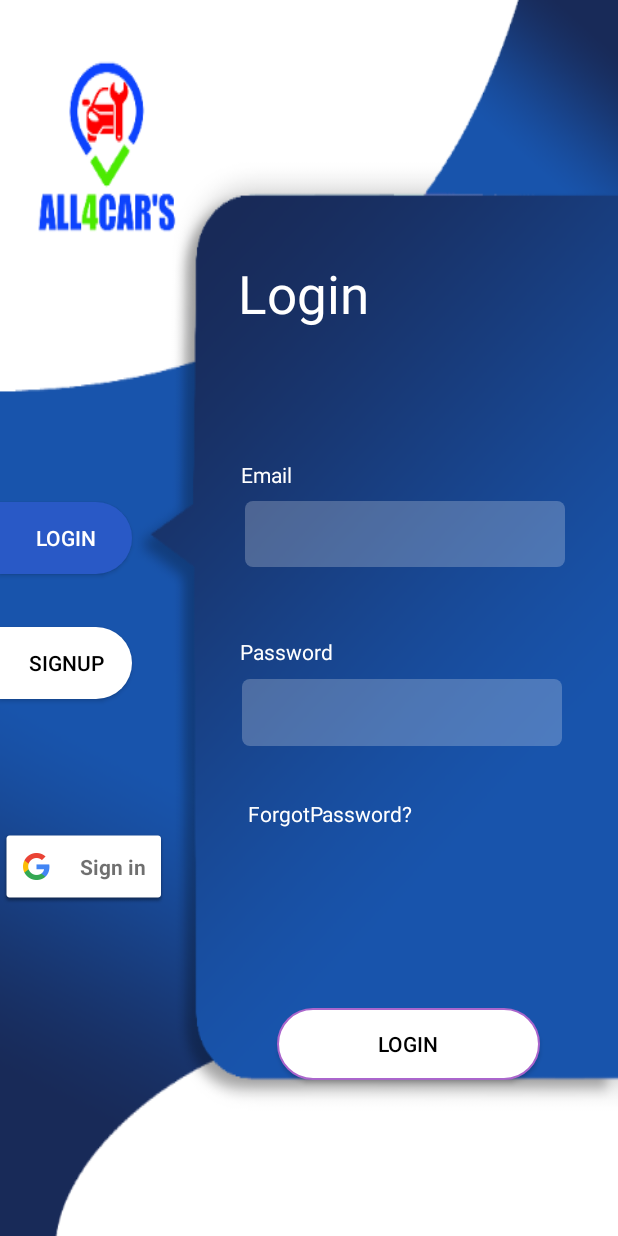
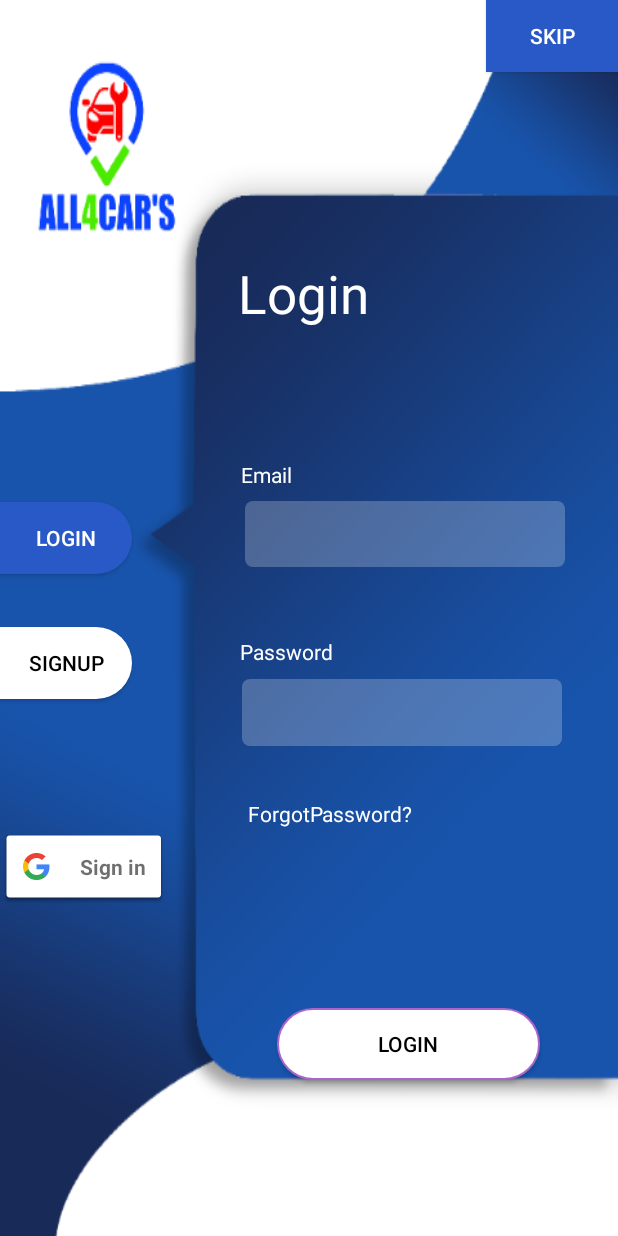
Before and after one commit to Aashir-Technolligence/All4Cars, an Android app: the screen it shows after launch (LoginSignupActivity), on a phone screen of 412 x 824 dp. Run offline under Robolectric (Android 15) with nearby library versions, the light colour scheme and no system bars; our stand-ins replace Firebase (no records; nobody signed in at launch, a user with empty details on screens opened directly).

Commit message:
Completed SignupAs Google and uptodate

```diff
--- a/app/src/main/AndroidManifest.xml
+++ b/app/src/main/AndroidManifest.xml
@@ -12,9 +12,9 @@
 
     <application
         android:allowBackup="true"
-        android:icon="@mipmap/ic_launcher"
+        android:icon="@drawable/cars"
         android:label="@string/app_name"
-        android:roundIcon="@mipmap/ic_launcher_round"
+        android:roundIcon="@drawable/cars"
         android:supportsRtl="true"
         android:theme="@style/AppTheme">
         <activity android:name=".ViewServices">
--- a/app/src/main/java/com/example/all4cars/LoginSignupActivity.java
+++ b/app/src/main/java/com/example/all4cars/LoginSignupActivity.java
@@ -50,7 +50,7 @@ import java.util.HashMap;
 
 public class LoginSignupActivity extends AppCompatActivity  {
     private static final int RC_SIGN_IN = 100;
-    private Button btnLogin,btnLogin2,btnSignup;
+    private Button btnLogin,btnLogin2,btnSignup,btnSkip;
     ImageView btnFacebook,btnGoole,btnTwitter;
     EditText emailValidate,password;
     TextView mRecoverPasswordtv;
@@ -81,6 +81,7 @@ GoogleSignInClient mGoogleSignInClient;
         btnLogin=(Button)findViewById(R.id.btnLogin);
         btnLogin2=(Button)findViewById(R.id.button3);
         btnSignup=(Button)findViewById(R.id.btnSignup);
+        btnSkip = (Button)findViewById(R.id.btnSkip);
 //        btnFacebook = (ImageView) findViewById(R.id.imageView);
         mGoogleloginbtn=findViewById(R.id.googleloginbtn);
       //  btnGoole = (ImageView) findViewById(R.id.imageView2);
@@ -98,6 +99,19 @@ GoogleSignInClient mGoogleSignInClient;
                 showRecoverPasswordDialog();
             }
         });
+
+
+        btnSkip.setOnClickListener( new View.OnClickListener() {
+            @Override
+            public void onClick(View v) {
+                Intent intent = new Intent(LoginSignupActivity.this,MainActivity.class);
+                intent.putExtra( "ServiceId","Skip" );
+                startActivity(intent);
+
+
+            }
+        } );
+
 
 //        mAuth = FirebaseAuth.getInstance(  );
 //        GoogleSignInOptions googleSignInOptions = new GoogleSignInOptions
@@ -251,8 +265,9 @@ GoogleSignInClient mGoogleSignInClient;
                                 hashMap.put("Email",email);
                                 hashMap.put("Id",uid);
                                 hashMap.put("Category",selection);
-                                hashMap.put("pic","");
-                                hashMap.put("Name","");
+                                hashMap.put("pic","\n" +
+                                        "https://firebasestorage.googleapis.com/v0/b/all4cars-2d23a.appspot.com/o/images%2F-LwmgwIpNqQq8NiaObWH?alt=media&token=80062648-a4e4-47fa-90bf-c3d7592a9aaf");
+                                hashMap.put("Name","Car4All");
 
                                 //firebase data instance
                                 FirebaseDatabase database=FirebaseDatabase.getInstance();
--- a/app/src/main/java/com/example/all4cars/MainActivity.java
+++ b/app/src/main/java/com/example/all4cars/MainActivity.java
@@ -131,11 +131,6 @@ public class MainActivity extends AppCompatActivity implements OnMapReadyCallbac
     }
 
 
-
-
-
-
-    @SuppressLint("RestrictedApi")
     @Override
     public void onMapReady(final GoogleMap googleMap) {
         String serviceId=getIntent().getStringExtra("ServiceId");
--- a/app/src/main/res/layout/activity_login_signup.xml
+++ b/app/src/main/res/layout/activity_login_signup.xml
@@ -7,6 +7,16 @@
     tools:context=".LoginSignupActivity"
     android:background="@mipmap/login1">
 
+
+    <Button
+        android:layout_width="wrap_content"
+        android:layout_height="wrap_content"
+        android:background="@color/colorBlue"
+        android:text="Skip"
+        android:textColor="@color/colorWhite"
+        app:layout_constraintEnd_toEndOf="parent"
+        tools:layout_editor_absoluteY="0dp"
+        android:id="@+id/btnSkip"/>
 
     <Button
         android:id="@+id/btnLogin"
--- a/app/src/main/res/layout/activity_signup.xml
+++ b/app/src/main/res/layout/activity_signup.xml
@@ -196,6 +196,7 @@
         android:id="@+id/have_accounttv"
         android:layout_width="match_parent"
         android:layout_height="wrap_content"
+        android:textSize="20dp"
         android:text="already have account?? Login"
         app:layout_constraintStart_toEndOf="@+id/googleloginbtn"
         app:layout_constraintTop_toBottomOf="@+id/txtSignUp"
--- a/app/src/main/res/layout/profile_dialog.xml
+++ b/app/src/main/res/layout/profile_dialog.xml
@@ -23,7 +23,7 @@
             android:layout_height="wrap_content"
             android:id="@+id/name"
             android:hint="John Smith"
-            android:backgroundTint="@color/colorPrimary"
+            android:backgroundTint="@color/colorBlack"
             android:textSize="25dp"></EditText>
 
        </LinearLayout>
--- a/app/src/main/res/layout/ratecomment.xml
+++ b/app/src/main/res/layout/ratecomment.xml
@@ -16,5 +16,7 @@
         android:id="@+id/edtComment"
         android:layout_width="match_parent"
         android:layout_height="wrap_content"
+        android:textColor="@color/colorBlack"
+        android:textColorHint="@color/colorBlack"
         android:hint="Comment" />
 </LinearLayout>
--- a/app/src/main/res/values/colors.xml
+++ b/app/src/main/res/values/colors.xml
@@ -5,4 +5,6 @@
     <color name="colorAccent">#D81B60</color>
     <color name="colorWhite">#ffff</color>
     <color name="colorBlack">#000000</color>
+    <color name="colorBlue">#2959c6</color>
+
 </resources>
```
Also changed, not shown: app/src/main/java/com/example/all4cars/SignupActivity.java (+7 -1 lines), app/src/main/res/layout/activity_add_service.xml (+7 -7 lines), app/src/main/res/drawable/profilepic.png (added).
